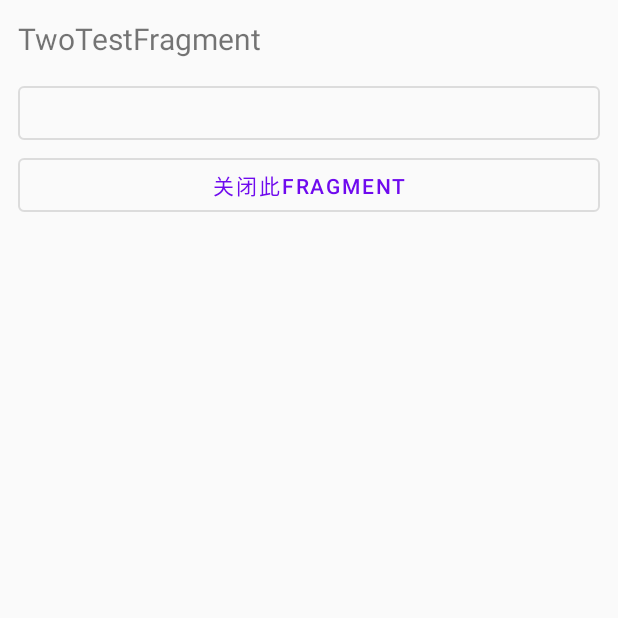
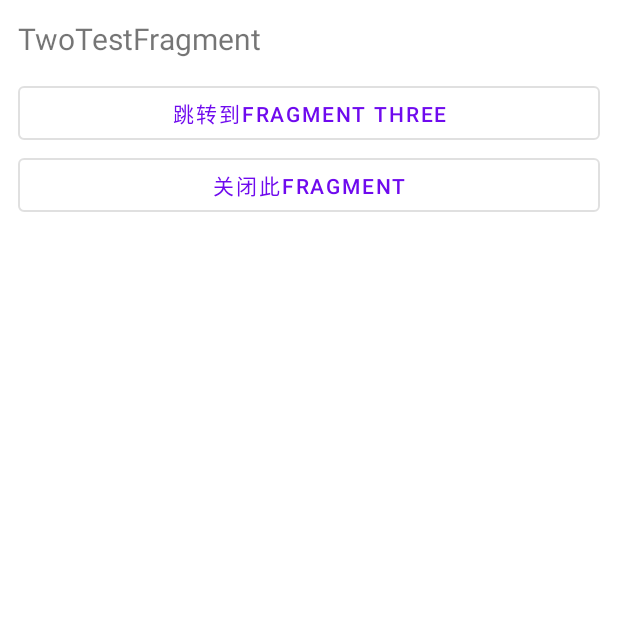
Before and after one commit to KunMinX/Relearn-Android, an Android app: the fragment TwoTestFragment placed in its activity, after a tap on "关闭此FRAGMENT", on a phone screen of 412 x 824 dp, the top half of it. Run offline under Robolectric (Android 15) with nearby library versions, the phone set to English and light mode, and no system bars.

Commit message:
完善fragment跳转

```diff
--- a/app/src/main/java/com/kunminx/basicfacttesting/TestMainActivity.java
+++ b/app/src/main/java/com/kunminx/basicfacttesting/TestMainActivity.java
@@ -55,9 +55,9 @@ public class TestMainActivity extends AppCompatActivity {
         startActivity(new Intent(this, AnimatorListActivity.class));
     }
 
-    public void testStatus(View view) {
+   /* public void testStatus(View view) {
         startActivity(new Intent(this, StatusActivity.class));
-    }
+    }*/
 
 
 }
--- a/app/src/main/java/com/kunminx/basicfacttesting/test04_fragment_test/BaseFragment.java
+++ b/app/src/main/java/com/kunminx/basicfacttesting/test04_fragment_test/BaseFragment.java
@@ -16,6 +16,7 @@ package com.kunminx.basicfacttesting.test04_fragment_test;
  */
 
 
+import android.content.Context;
 import android.os.Bundle;
 import android.view.LayoutInflater;
 import android.view.View;
@@ -24,6 +25,7 @@ import android.widget.TextView;
 
 import androidx.annotation.NonNull;
 import androidx.annotation.Nullable;
+import androidx.appcompat.app.AppCompatActivity;
 import androidx.fragment.app.Fragment;
 
 import com.google.android.material.button.MaterialButton;
@@ -34,8 +36,16 @@ import com.kunminx.basicfacttesting.R;
  */
 public class BaseFragment extends Fragment {
 
+    protected AppCompatActivity mActivity;
     protected TextView mTvTitle;
     protected MaterialButton mJump, mBack;
+
+    @Override
+    public void onAttach(@NonNull Context context) {
+        super.onAttach(context);
+        mActivity = (AppCompatActivity) context;
+    }
+
 
     @Nullable
     @Override
--- a/app/src/main/java/com/kunminx/basicfacttesting/test04_fragment_test/OneTestFragment.java
+++ b/app/src/main/java/com/kunminx/basicfacttesting/test04_fragment_test/OneTestFragment.java
@@ -16,11 +16,15 @@ package com.kunminx.basicfacttesting.test04_fragment_test;
  */
 
 
+import android.content.Context;
 import android.os.Bundle;
 import android.view.View;
 
+import com.kunminx.basicfacttesting.R;
+
 import androidx.annotation.NonNull;
 import androidx.annotation.Nullable;
+import androidx.appcompat.app.AppCompatActivity;
 
 /**
  * Create by KunMinX at 19/6/27
@@ -33,6 +37,7 @@ public class OneTestFragment extends BaseFragment {
     public void onViewCreated(@NonNull View view, @Nullable Bundle savedInstanceState) {
         super.onViewCreated(view, savedInstanceState);
         mTvTitle.setText(OneTestFragment.class.getSimpleName());
+        mJump.setText(getString(R.string.jump_to_fragment_two));
 
         mJump.setOnClickListener(new View.OnClickListener() {
             @Override
@@ -46,7 +51,7 @@ public class OneTestFragment extends BaseFragment {
         mBack.setOnClickListener(new View.OnClickListener() {
             @Override
             public void onClick(View v) {
-
+                mActivity.getSupportFragmentManager().popBackStack();
             }
         });
     }
--- a/app/src/main/java/com/kunminx/basicfacttesting/test04_fragment_test/TwoTestFragment.java
+++ b/app/src/main/java/com/kunminx/basicfacttesting/test04_fragment_test/TwoTestFragment.java
@@ -19,6 +19,8 @@ package com.kunminx.basicfacttesting.test04_fragment_test;
 import android.os.Bundle;
 import android.view.View;
 
+import com.kunminx.basicfacttesting.R;
+
 import androidx.annotation.NonNull;
 import androidx.annotation.Nullable;
 
@@ -27,23 +29,36 @@ import androidx.annotation.Nullable;
  */
 public class TwoTestFragment extends BaseFragment {
 
+    private TwoTestListener mListener;
+
     @Override
     public void onViewCreated(@NonNull View view, @Nullable Bundle savedInstanceState) {
         super.onViewCreated(view, savedInstanceState);
         mTvTitle.setText(TwoTestFragment.class.getSimpleName());
+        mJump.setText(getString(R.string.jump_to_fragment_three));
 
         mJump.setOnClickListener(new View.OnClickListener() {
             @Override
             public void onClick(View v) {
-
+                if (mListener != null) {
+                    mListener.loadTwoTest();
+                }
             }
         });
 
         mBack.setOnClickListener(new View.OnClickListener() {
             @Override
             public void onClick(View v) {
-
+                mActivity.getSupportFragmentManager().popBackStack();
             }
         });
     }
+
+    public void setListener(TwoTestListener listener) {
+        this.mListener = listener;
+    }
+
+    public interface TwoTestListener {
+        void loadTwoTest();
+    }
 }
--- a/app/src/main/res/layout/activity_test_main.xml
+++ b/app/src/main/res/layout/activity_test_main.xml
@@ -104,7 +104,7 @@
                 android:onClick="testAnimator"
                 android:text="@string/test_animator" />
 
-            <com.google.android.material.button.MaterialButton
+            <!--<com.google.android.material.button.MaterialButton
                 android:id="@+id/btn_test_status"
                 style="@style/Widget.MaterialComponents.Button.OutlinedButton"
                 android:layout_width="match_parent"
@@ -112,7 +112,7 @@
                 android:layout_marginLeft="12dp"
                 android:layout_marginRight="12dp"
                 android:onClick="testStatus"
-                android:text="@string/test_status" />
+                android:text="@string/test_status" />-->
 
         </LinearLayout>
 
--- a/app/src/main/res/layout/fragment_test_add.xml
+++ b/app/src/main/res/layout/fragment_test_add.xml
@@ -3,6 +3,7 @@
     xmlns:tools="http://schemas.android.com/tools"
     android:layout_width="match_parent"
     android:layout_height="match_parent"
+    android:background="#fff"
     android:orientation="vertical">
 
     <TextView
--- a/app/src/main/res/values/strings.xml
+++ b/app/src/main/res/values/strings.xml
@@ -10,4 +10,6 @@
     <string name="test_animator">test animator</string>
     <string name="test_status">test status</string>
     <string name="relearn_android_2019_kunminx">Relearn-Android © 2019 KunMinX</string>
+    <string name="jump_to_fragment_two">跳转到Fragment Two</string>
+    <string name="jump_to_fragment_three">跳转到Fragment Three</string>
 </resources>
```
Also changed, not shown: app/src/main/java/com/kunminx/basicfacttesting/test04_fragment_test/ThreeTestFragment.java (+1 -7 lines).
